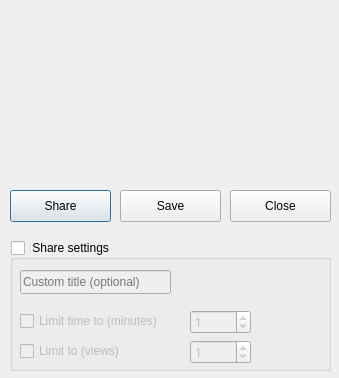
Above: ui/screenshotdialog.ui from mkocs/pixmate-client before the change. Below: the same form after it.
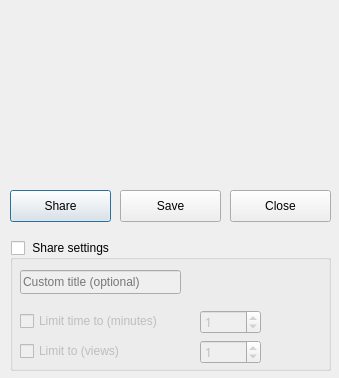
That is the form after the change. Icons and pictures are not drawn.

Commit message: Adjust sizes in sharing options maenu

What changed in the file:
```diff
--- a/ui/screenshotdialog.ui
+++ b/ui/screenshotdialog.ui
@@ -119,7 +119,7 @@
    <widget class="QSpinBox" name="ttlTimeSpinBox">
     <property name="geometry">
      <rect>
-      <x>180</x>
+      <x>190</x>
       <y>70</y>
       <width>61</width>
       <height>24</height>
@@ -151,7 +151,7 @@
      <rect>
       <x>10</x>
       <y>70</y>
-      <width>161</width>
+      <width>181</width>
       <height>22</height>
      </rect>
     </property>
@@ -187,7 +187,7 @@
    <widget class="QSpinBox" name="ttlViewsSpinBox">
     <property name="geometry">
      <rect>
-      <x>180</x>
+      <x>190</x>
       <y>100</y>
       <width>61</width>
       <height>24</height>
@@ -219,7 +219,7 @@
      <rect>
       <x>10</x>
       <y>30</y>
-      <width>151</width>
+      <width>161</width>
       <height>24</height>
      </rect>
     </property>
```
